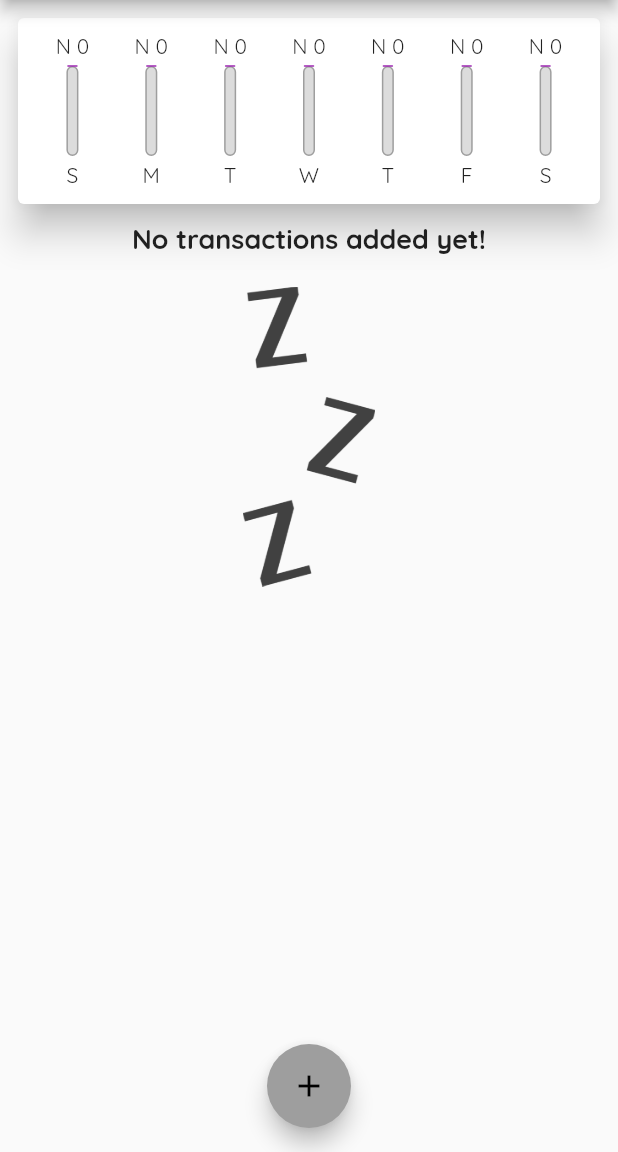
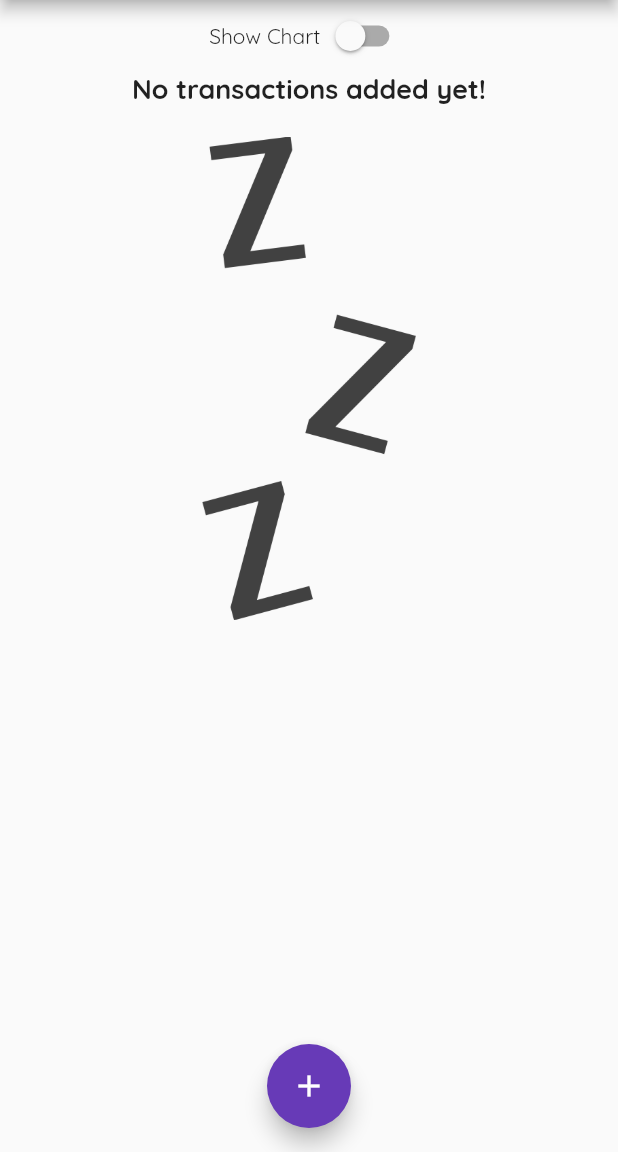
Before and after one commit to annabel-ilo/dima, a Flutter app: the screen it shows after launch, on a phone screen of 412 x 824 dp, the part 84-1236 px from its top. Run offline on Flutter 3.47's test engine with Material 2 defaults, Android fonts, the phone set to English and light mode, and no system bars.

Commit message:
feat/ chart bar switch implemented

```diff
--- a/lib/expenses_app/ui/chart_bar.dart
+++ b/lib/expenses_app/ui/chart_bar.dart
@@ -14,18 +14,25 @@ class ChartBar extends StatelessWidget {
 
   @override
   Widget build(BuildContext context) {
+    return LayoutBuilder(builder: (
+      BuildContext context,
+      BoxConstraints constraints,
+    ) {
       return Column(
         children: [
-        FittedBox(
+          SizedBox(
+            height: constraints.maxHeight * 0.15,
+            child: FittedBox(
               child: Text(
                 'N ${spendingAmount.toStringAsFixed(0)}',
               ),
             ),
-        const SizedBox(
-          height: 4,
+          ),
+          SizedBox(
+            height: constraints.maxHeight * 0.05,
           ),
           Container(
-          height: 60,
+            height: constraints.maxHeight * 0.6,
             width: 8,
             child: Stack(children: [
               Container(
@@ -47,13 +54,17 @@ class ChartBar extends StatelessWidget {
               )
             ]),
           ),
-        const SizedBox(
-          height: 4,
+          SizedBox(
+            height: constraints.maxHeight * 0.05,
           ),
-         Text(
-          '$label',
+          SizedBox(
+            height: constraints.maxHeight * 0.15,
+            child: FittedBox(
+              child: Text(label),
+            ),
           ),
         ],
       );
+    });
   }
 }
--- a/lib/expenses_app/ui/exe_home_screen.dart
+++ b/lib/expenses_app/ui/exe_home_screen.dart
@@ -27,15 +27,21 @@ class _ExpensesHomeState extends State<ExpensesHome> {
     // ),
   ];
 
-  List<Transaction> get _recentTransactions{
+  List<Transaction> get _recentTransactions {
     return _userTransactions.where((element) {
       return element.date.isAfter(
-        DateTime.now().subtract(Duration(days: 7),),
+        DateTime.now().subtract(
+          Duration(days: 7),
+        ),
       );
     }).toList();
   }
 
-  void _addNewTx(String title, double amount, DateTime chosenDate,) {
+  void _addNewTx(
+    String title,
+    double amount,
+    DateTime chosenDate,
+  ) {
     final newTx = Transaction(
       id: DateTime.now().toString(),
       title: title,
@@ -62,29 +68,66 @@ class _ExpensesHomeState extends State<ExpensesHome> {
         });
   }
 
+  bool _showChart = false;
+
+  void _deleteTransaction(String id) {
+    setState(() {
+      _userTransactions.removeWhere((value) => value.id == id);
+    });
+  }
+
   @override
   Widget build(BuildContext context) {
+    final appBar = AppBar(
+      title: const Text('Personal Expenses'),
+      actions: [
+        IconButton(
+          onPressed: () => _startAddNewTransaction(context),
+          icon: const Icon(Icons.add),
+        )
+      ],
+    );
     return Scaffold(
         floatingActionButtonLocation: FloatingActionButtonLocation.centerFloat,
         floatingActionButton: FloatingActionButton(
           onPressed: () => _startAddNewTransaction(context),
           child: const Icon(Icons.add),
         ),
-        appBar: AppBar(
-          title: const Text('Personal Expenses'),
-          actions: [
-            IconButton(
-              onPressed: () => _startAddNewTransaction(context),
-              icon: const Icon(Icons.add),
-            )
-          ],
-        ),
+        appBar: appBar,
         body: SingleChildScrollView(
           child: Column(
             mainAxisAlignment: MainAxisAlignment.start,
             children: [
-              Chart(recentTransactions: _recentTransactions ),
-              TransactionList(transactions: _userTransactions)
+              Row(
+                mainAxisAlignment: MainAxisAlignment.center,
+                children: [
+                  const Text('Show Chart'),
+                  Switch(
+                    value: _showChart,
+                    onChanged: (value) {
+                      setState(() {
+                        _showChart = value;
+                      });
+                    },
+                  ),
+                ],
+              ),
+              _showChart ?SizedBox(
+                  height: (MediaQuery.of(context).size.height -
+                          appBar.preferredSize.height -
+                          MediaQuery.of(context).padding.top) *
+                      0.7,
+                  child: Chart(recentTransactions: _recentTransactions)):
+              SizedBox(
+                height: (MediaQuery.of(context).size.height -
+                        appBar.preferredSize.height -
+                        MediaQuery.of(context).padding.top) *
+                    0.7,
+                child: TransactionList(
+                  transactions: _userTransactions,
+                  deleteTx: _deleteTransaction,
+                ),
+              )
             ],
           ),
         ));
--- a/lib/expenses_app/ui/transaction_list.dart
+++ b/lib/expenses_app/ui/transaction_list.dart
@@ -7,13 +7,20 @@ class TransactionList extends StatelessWidget {
   const TransactionList({
     Key? key,
     required this.transactions,
+    required this.deleteTx,
   }) : super(key: key);
   final List<Transaction> transactions;
+  final Function deleteTx;
 
   @override
   Widget build(BuildContext context) {
     return transactions.isEmpty
-        ? Column(
+        ? LayoutBuilder(
+            builder: (
+              BuildContext context,
+              BoxConstraints constraints,
+            ) {
+              return Column(
                 children: [
                   const Text(
                     'No transactions added yet!',
@@ -22,20 +29,19 @@ class TransactionList extends StatelessWidget {
                       fontSize: 18,
                     ),
                   ),
-              const SizedBox(
-                height: 20,
-              ),
+                  const SizedBox(height: 20),
                   SizedBox(
-                height: 200,
+                    height: constraints.maxHeight*0.6,
                     child: Image.asset(
                       'assets/images/waiting.png',
                       fit: BoxFit.cover,
                     ),
                   ),
                 ],
+              );
+            },
           )
         : Container(
-            height: 300,
             child: ListView.builder(
               itemCount: transactions.length,
               itemBuilder: (BuildContext context, int index) {
@@ -51,11 +57,11 @@ class TransactionList extends StatelessWidget {
                       child: Padding(
                         padding: const EdgeInsets.all(8.0),
                         child: FittedBox(
-                          child: Text('N ${transactions[index].amount}'),
+                          child: Text(
+                              'N ${transactions[index].amount.toStringAsFixed(2)}'),
                         ),
                       ),
                     ),
-
                     title: Text(
                       transactions[index].title,
                       style: Theme.of(context).textTheme.titleMedium,
@@ -68,8 +74,11 @@ class TransactionList extends StatelessWidget {
                       ),
                     ),
                     trailing: IconButton(
-                      onPressed: () {},
-                      icon: Icon(Icons.delete),
+                      onPressed: () {
+                        deleteTx(transactions[index].id);
+                      },
+                      icon: const Icon(Icons.delete),
+                      color: Theme.of(context).errorColor,
                     ),
                   ),
                 );
```
Also changed, not shown: lib/main.dart (+9 -4 lines). Lines whose indentation alone changed are shown as unchanged.
